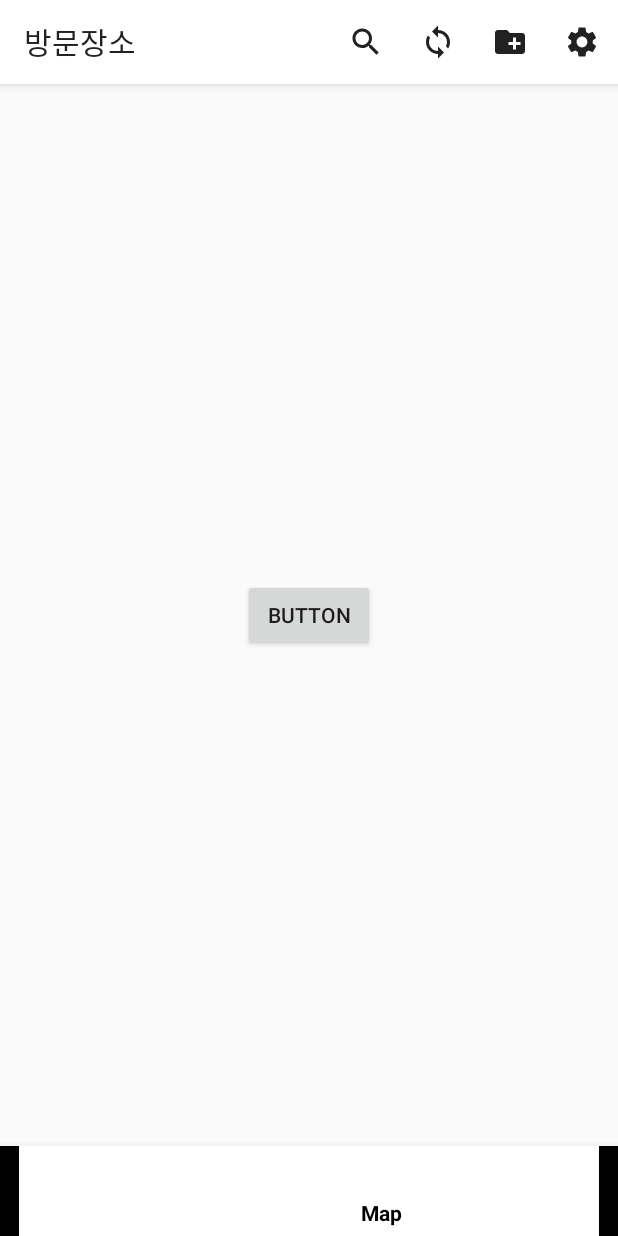
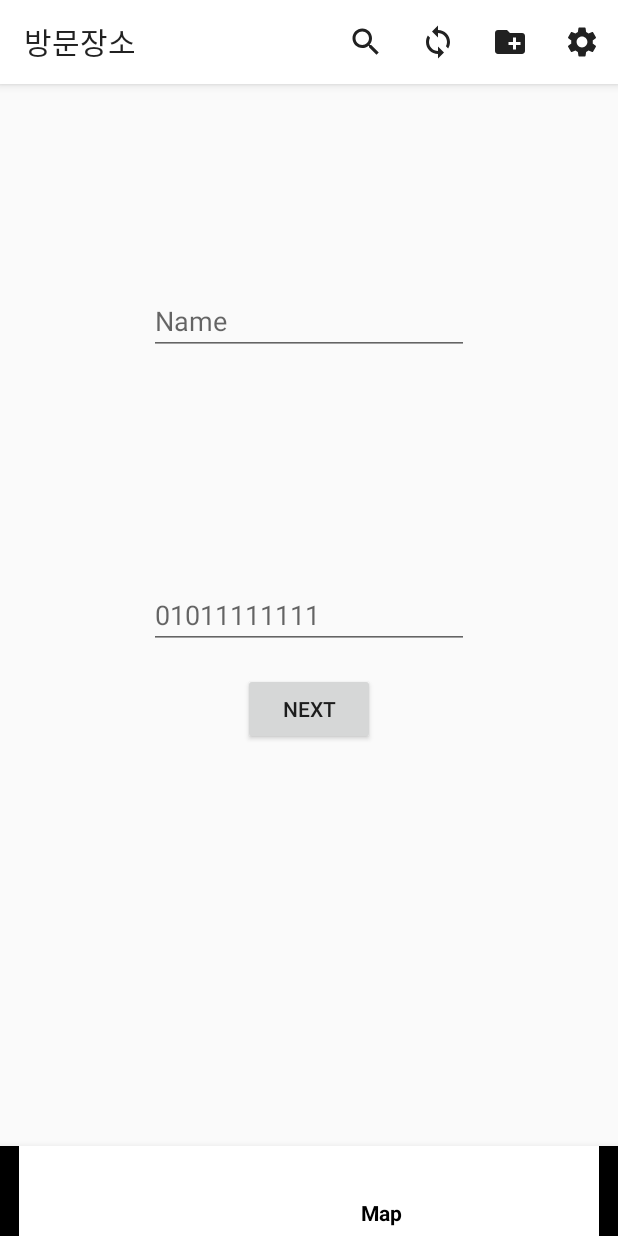
Before and after one commit to VIXXPARK/belink, an Android app: the MainActivity screen opened directly, with no data from a screen before it, item 3 of the bottom bar chosen, on a phone screen of 412 x 824 dp. Run offline under Robolectric (Android 15) with nearby library versions, the phone set to English and light mode, and no system bars.

```diff
--- a/app/build.gradle
+++ b/app/build.gradle
@@ -49,6 +49,5 @@ dependencies {
     testImplementation 'junit:junit:4.+'
     androidTestImplementation 'androidx.test.ext:junit:1.1.2'
     androidTestImplementation 'androidx.test.espresso:espresso-core:3.3.0'
-    compileOnly 'org.projectlombok:1.18.12'
-    annotationProcessor 'org.projectlombok:lombok:1.18.12'
+
 }
--- a/app/src/main/java/com/capstone/belink/Model/User.kt
+++ b/app/src/main/java/com/capstone/belink/Model/User.kt
@@ -3,6 +3,6 @@ package com.capstone.belink.Model
 data class User(val id:String,
                 val phNum:String,
                 val username:String,
-                val active:Boolean,
-                val admin:Boolean
+                val active:Boolean=true,
+                val admin:Boolean=false
 )
--- /dev/null
+++ b/app/src/main/java/com/capstone/belink/Model/successDTO.kt
@@ -0,0 +1,5 @@
+package com.capstone.belink.Model
+
+data class successDTO (
+        val success:List<Int>
+        )
--- a/app/src/main/java/com/capstone/belink/Network/RetrofitService.kt
+++ b/app/src/main/java/com/capstone/belink/Network/RetrofitService.kt
@@ -2,6 +2,9 @@ package com.capstone.belink.Network
 
 import com.capstone.belink.Model.FriendListDTO
 import com.capstone.belink.Model.SignDTO
+import com.capstone.belink.Model.User
+import com.capstone.belink.Model.successDTO
+import okhttp3.RequestBody
 import retrofit2.Call
 import retrofit2.http.*
 
@@ -21,4 +24,7 @@ interface RetrofitService {
     @POST("api/user/get-my-friend")
     fun getMyFriend(@Field("id")id:String):Call<FriendListDTO>
 
+    @PUT("api/user/edit-info")
+    fun editUser(@Body user: User): Call<successDTO>
+
 }
--- a/app/src/main/res/layout/fragment_map.xml
+++ b/app/src/main/res/layout/fragment_map.xml
@@ -6,13 +6,39 @@
     android:layout_width="match_parent"
     android:layout_height="match_parent">
 
-    <Button
-        android:id="@+id/btn_connect"
+
+    <EditText
+        android:id="@+id/et_frag_map_name"
         android:layout_width="wrap_content"
         android:layout_height="wrap_content"
-        android:text="Button"
+        android:layout_marginBottom="16dp"
+        android:ems="10"
+        android:inputType="textPersonName"
+        android:hint="Name"
+        app:layout_constraintBottom_toTopOf="@+id/et_frag_map_phone"
+        app:layout_constraintEnd_toEndOf="parent"
+        app:layout_constraintStart_toStartOf="parent"
+        app:layout_constraintTop_toTopOf="parent" />
+
+    <EditText
+        android:id="@+id/et_frag_map_phone"
+        android:layout_width="wrap_content"
+        android:layout_height="wrap_content"
+        android:ems="10"
+        android:inputType="phone"
+        android:hint="01011111111"
         app:layout_constraintBottom_toBottomOf="parent"
         app:layout_constraintEnd_toEndOf="parent"
         app:layout_constraintStart_toStartOf="parent"
         app:layout_constraintTop_toTopOf="parent" />
+
+    <Button
+        android:id="@+id/btn_frag_map_send"
+        android:layout_width="wrap_content"
+        android:layout_height="wrap_content"
+        android:layout_marginTop="16dp"
+        android:text="next"
+        app:layout_constraintEnd_toEndOf="parent"
+        app:layout_constraintStart_toStartOf="parent"
+        app:layout_constraintTop_toBottomOf="@+id/et_frag_map_phone" />
 </androidx.constraintlayout.widget.ConstraintLayout>
```
Also changed, not shown: app/src/main/java/com/capstone/belink/Ui/FragmentMap.kt (+36 -20 lines).
